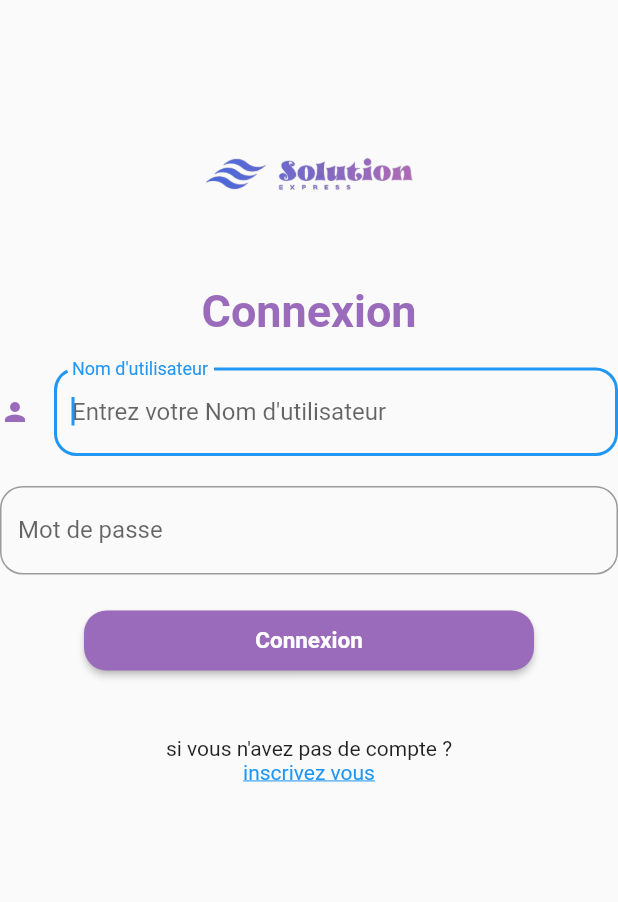
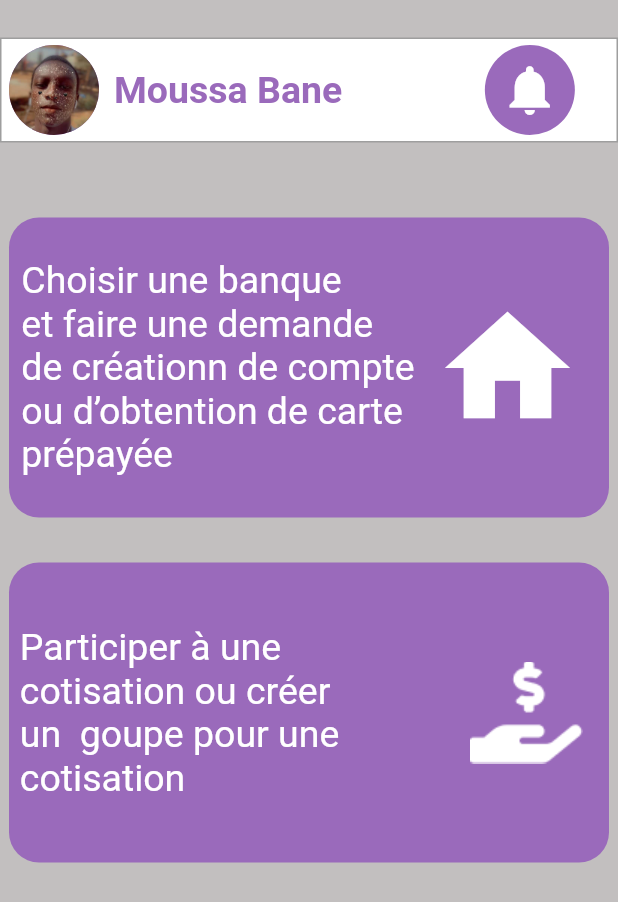
Before and after one commit to Moussa0082/mobile_solution_express, a Flutter app: the screen it shows after launch, on a phone screen of 412 x 824 dp. Shown: the top 902 px of the screen. Run offline on Flutter 3.47's test engine with Material 2 defaults, Android fonts, the light colour scheme and no system bars.

Commit message:
guide page non terminer

```diff
--- a/lib/main.dart
+++ b/lib/main.dart
@@ -1,4 +1,5 @@
 import 'package:flutter/material.dart';
+import 'package:solution_express/screens/GuideScreen.dart';
 import 'package:solution_express/screens/SplashScreen.dart';
 
 void main() {
@@ -8,13 +9,14 @@ void main() {
 class MyApp extends StatelessWidget {
   const MyApp({super.key});
 
+
   // This widget is the root of your application.
   @override
   Widget build(BuildContext context) {
 
     return const MaterialApp(
       debugShowCheckedModeBanner: false,
-      home:  SpalshScreen(),
+      home:  GuideScreen(),
     );
   }
 }
--- /dev/null
+++ b/lib/screens/GuideScreen.dart
@@ -0,0 +1,122 @@
+
+
+import 'package:flutter/material.dart';
+
+class GuideScreen extends StatefulWidget {
+  const GuideScreen({super.key});
+
+  @override
+  State<GuideScreen> createState() => _GuideScreenState();
+}
+
+class _GuideScreenState extends State<GuideScreen> {
+  @override
+  Widget build(BuildContext context) {
+    return Scaffold(
+      backgroundColor: Color.fromARGB(255, 194, 191, 191),
+      body: Column(
+        children: <Widget>[
+          const SizedBox(height: 25,),
+          Container(
+            height: 70,
+            child:Container(
+  // padding: EdgeInsets.all(1), // Ajoutez du padding si nécessaire
+  // margin: EdgeInsets.all(2), // Ajoutez des marges si nécessaire
+  decoration: BoxDecoration(
+    color: Colors.white,
+    // borderRadius: BorderRadius.circular(8), // Ajoutez un rayon pour les coins
+    border: Border.all(color: Colors.grey), // Ajoutez une bordure avec la couleur de votre choix
+  ),
+  child: Row(
+    children: [
+      const SizedBox(height: 130, width: 5,),
+      CircleAvatar(
+        radius: 30,
+        backgroundColor: const Color(0xFF9A6ABB),
+        child: SizedBox.fromSize(
+          size: const Size.fromRadius(60),
+          child: ClipOval(
+            child: Image.asset(
+              'assets/image/me.jpg',
+              fit: BoxFit.cover,
+            ),
+          ),
+        ),
+      ),
+      const SizedBox(width: 10,),
+      const Text(
+        'Moussa Bane',
+        style: TextStyle(color: Color(0xFF9A6ABB), fontSize: 25, fontWeight: FontWeight.bold),
+      ),
+      const SizedBox(width: 95,),
+      CircleAvatar(
+        radius: 30,
+        backgroundColor:const Color(0xFF9A6ABB),
+        child: SizedBox.fromSize(
+          child:const  ClipOval(
+            child: Icon(Icons.notifications, size: 40,color: Colors.white,),
+          ),
+        ),
+      )
+    ],
+  ),
+ ),
+
+   ),
+
+   const SizedBox(height: 50,),
+
+   GestureDetector(
+     child: Container(
+      height: 200,
+      width: 400,
+      decoration: BoxDecoration(
+        borderRadius: BorderRadius.all(Radius.circular(20)),
+         color: Color(0xFF9A6ABB),
+      ),
+      child: Row(
+          children: [
+            const SizedBox(height: 1,),
+            Padding(
+              padding: const EdgeInsets.all(2.0),
+              child: Expanded(child: const Text(" Choisir une banque\n et faire une demande\n de créationn de compte\n ou d’obtention de carte \n" + " prépayée", style: TextStyle(color: Colors.white, fontSize: 25, ),)),
+            ),
+            const SizedBox(width: 10,),
+            Icon(Icons.home, color: Colors.white, size: 100,),
+           ],
+      ),
+     ),
+   ),
+     const SizedBox(height: 30,),
+   GestureDetector(
+     child: Container(
+      height: 200,
+      width: 400,
+      decoration: BoxDecoration(
+        borderRadius: BorderRadius.all(Radius.circular(20)),
+         color: Color(0xFF9A6ABB),
+      ),
+      child: Row(
+
+            children: [
+            const SizedBox(height: 1,),
+            Padding(
+              padding: const EdgeInsets.all(1.0),
+              child: Expanded(child: const Text(" Participer à une \n cotisation ou créer\n un  goupe pour une \n "  + "cotisation", style: TextStyle(color: Colors.white, fontSize: 25, ),)),
+            ),
+            const SizedBox(width: 80,),
+            // Icon(Icons.home, color: Colors.white, size: 100,),
+            Image.asset('assets/image/guideim2.png'),
+           ],
+      ),
+     ),
+   )
+
+        ],
+
+      ),
+
+
+    );
+  }
+}
--- a/lib/screens/LoginScreen.dart
+++ b/lib/screens/LoginScreen.dart
@@ -26,8 +26,31 @@ class _LoginScreenState extends State<LoginScreen> {
 
   @override
   Widget build(BuildContext context) {
-    return Scaffold(
+    return  Scaffold(
+      // backgroundColor:
+      // LinearGradient(
+      //   Colors = [
+
+      //   ],
+      //   begin = Alignment.topCenter,
+      //   end = Alignment.bottomCenter,
+      //   transform = GradientRotation(math.pi / 3),
+      // ),
         body: Container(
+           decoration: const BoxDecoration(
+        gradient: LinearGradient(
+          begin: Alignment.topCenter,
+          end: Alignment.bottomCenter,
+          colors: [
+            Color(0xFFF4EEF9), // Couleur en haut
+            Color.fromARGB(255, 239, 235, 241), // Couleur en haut
+            Color.fromARGB(255, 212, 210, 221), // Couleur au milieu
+            Color.fromARGB(255, 220, 216, 233), // Couleur en bas
+          ],
+        ),
+      ),
+          child: Padding(
+            padding: const EdgeInsets.all(10.0),
             child: SingleChildScrollView(
                 child: Form(
               key: _formKey,
@@ -35,12 +58,15 @@ class _LoginScreenState extends State<LoginScreen> {
                 mainAxisAlignment: MainAxisAlignment.center,
                 children: <Widget>[
                   const SizedBox(
-                      height: 40,
+                          height: 50,
                         ),
                   Image.asset(
                     'assets/image/logo.png',
-                      height: 150,
-                      width: 140,
+                    // height: 200,
+                    // width: 140,
+                  ),
+                  const SizedBox(
+                          height: 50,
                         ),
                   const Text(
                     "Connexion",
@@ -50,81 +76,89 @@ class _LoginScreenState extends State<LoginScreen> {
                         color: Color(0xFF9A6ABB)),
                   ),
                   const SizedBox(
-                      height: 20,
+                    height: 10,
                   ),
+
                   TextFormField(
                     decoration: InputDecoration(
                         border: OutlineInputBorder(
                             borderRadius: BorderRadius.circular(15)),
-                          labelText: "Nom d'utilisateur",
-                          hintText: "Entrez votre Nom d'utilisateur",
+                        labelText: "Email",
+                        hintText: "Entrez votre email",
                         icon: const Icon(
-                            Icons.person,
+                          Icons.mail,
                           color: Color(0xFF9A6ABB),
                           size: 20,
                         )),
+                    keyboardType: TextInputType.emailAddress,
                     validator: (val) {
                       if (val == null || val.isEmpty) {
-                          return "Veillez entrez votre nom d'utilisateur";
+                        return "Veillez entrez votre email";
                       } else {
                         return null;
                       }
                     },
-                      onSaved: (val) => pseudo = val!,
-                      keyboardType: TextInputType.text,
-                      autocorrect: true,
-                      autofocus: true,
+                    onSaved: (val) => email = val!,
                   ),
+                  // fin  adresse email
                   const SizedBox(
-                      height: 20,
+                    height: 10,
                   ),
+                  // debut  mot de pass
                   TextFormField(
+                    // controller: passwordController,
                     decoration: InputDecoration(
                         border: OutlineInputBorder(
                             borderRadius: BorderRadius.circular(15)),
                         labelText: "Mot de passe",
-                          hintText: "Entrez votre Mot de passe",
-                          // suffixIcon: IconButton(
-                          //   onPressed: () {
-                          //     setState(() {
-                          //       _obscureText =
-                          //           !_obscureText; // Inverser l'état du texte masqué
-                          //     });
-                          //   },
-                          //   icon: Icon(
-                          //     _obscureText
-                          //         ? Icons.visibility_off
-                          //         : Icons
-                          //             .visibility, // Choisir l'icône basée sur l'état du texte masqué
-                          //     color: Colors.grey,
-                          //   ),
-                          // ),
-                          // icon:const Icon(
-                          //   Icons.lock,
-                          //   color: Color(0xFF9A6ABB),
-                          //   size: 20,
-                          // ),
+                        hintText: "Entrez votre mot de passe",
+                        suffixIcon: IconButton(
+                          onPressed: () {
+                            setState(() {
+                              _obscureText =
+                                  !_obscureText; // Inverser l'état du texte masqué
+                            });
+                          },
+                          icon: Icon(
+                            _obscureText
+                                ? Icons.visibility_off
+                                : Icons
+                                    .visibility, // Choisir l'icône basée sur l'état du texte masqué
+                            color: Colors.grey,
                           ),
+                        ),
+                        icon: const Icon(
+                          Icons.lock_outline,
+                          color: Color(0xFF9A6ABB),
+                          size: 20,
+                        )),
+                    keyboardType: TextInputType.text,
+                    obscureText: _obscureText,
                     validator: (val) {
                       if (val == null || val.isEmpty) {
-                          return "Veillez entrez votre Mot de passe";
+                        return "Veillez entrez votre  mot de passe";
+                      }
+                      if (val.length < 4) {
+                        return 'Le mot de passe doit contenir au moins 4 caractères';
                       } else {
                         return null;
                       }
                     },
                     onSaved: (val) => password = val!,
-                      keyboardType: TextInputType.text,
-                      autocorrect: true,
-                      autofocus: true,
-                      obscureText: _obscureText,
                   ),
+                  // fin mot de pass
                   const SizedBox(
-                      height: 20,
+                    height: 10,
+                  ),
+
+                  // fin confirme mot de passe
+                  const SizedBox(
+                    height: 30,
                   ),
                   ElevatedButton(
                     child: Text(
                       "Connexion",
-                        style:  TextStyle(
+                      style: TextStyle(
                         fontSize: 15,
                         fontWeight: FontWeight.bold,
                         color: Colors.white,
@@ -133,7 +167,7 @@ class _LoginScreenState extends State<LoginScreen> {
                     ),
                     onPressed: (){},
                     style: ElevatedButton.styleFrom(
-                          backgroundColor:const  Color(0xFF9A6ABB),
+                        backgroundColor: Color(0xFF9A6ABB),
                         shape: RoundedRectangleBorder(
                             borderRadius: BorderRadius.circular(15)),
                         minimumSize: Size(300, 40)),
@@ -141,40 +175,21 @@ class _LoginScreenState extends State<LoginScreen> {
                   const SizedBox(
                         height: 20,
                       ),
-                    // ElevatedButton(
-                    //   child: Text(
-                    //     "Continuer avec Google",
-                    //     style: TextStyle(
-                    //       fontSize: 15,
-                    //       fontWeight: FontWeight.bold,
-                    //       color: Colors.white,
-                    //     ),
-                    //     textAlign: TextAlign.center,
-                    //   ),
-                    //   onPressed:(){} ,
-                    //   style: ElevatedButton.styleFrom(
-                    //       backgroundColor: Color.fromARGB(255, 236, 133, 14),
-                    //       shape: RoundedRectangleBorder(
-                    //           borderRadius: BorderRadius.circular(15)),
-                    //       minimumSize: const Size(300, 40)),
-                    // ),
-                    const SizedBox(
-                      height: 20,
-                    ),
-                   const  Text("si vous n'avez pas de compte ?"),
+                       const Text("si vous n'avez pas de compte ?"),
                       GestureDetector(
                           onTap: () {
                             Navigator.push(context,
-                              MaterialPageRoute(builder: (context) => const Register()));
+                                MaterialPageRoute(builder: (context) =>   RegisterScreen()));
                           },
                           child: const Text(
-                          "inscrivez vous",
+                            "Inscrivez vous",
                             style: TextStyle(
                                 color: Colors.blue,
                                 decoration: TextDecoration.underline),
+                          )
+                          )
+                ],
               ),
-                        ),
-                  ],
               ),
               ),
           ),
```
Also changed, not shown: lib/screens/RegisterScreen.dart (+66 -33 lines), lib/screens/SplashScreen.dart (+17 -3 lines), assets/image/guideim2.png (added), assets/image/me.jpg (added). Lines whose indentation alone changed are shown as unchanged.
